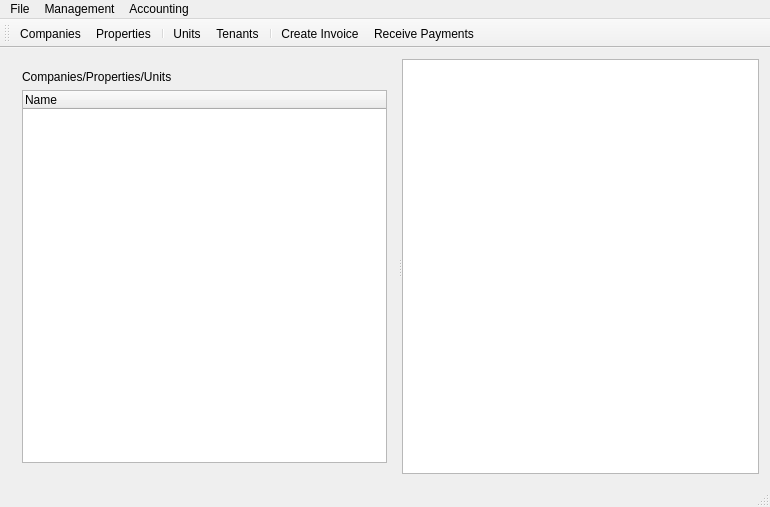
Qt form rentmanagermainwindow.ui (jayjay-w/rentman) before a commit.
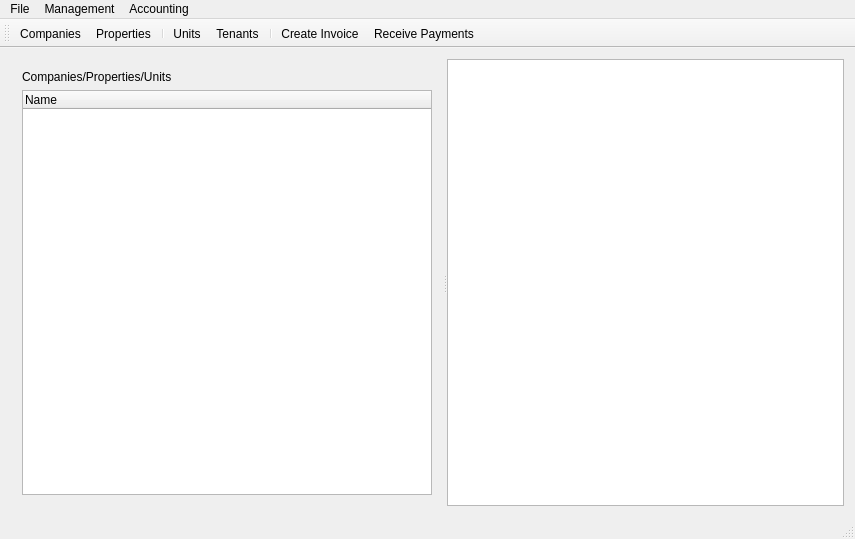
The same form after that commit.

Diff of the .ui file:
```diff
--- a/rentmanagermainwindow.ui
+++ b/rentmanagermainwindow.ui
@@ -6,8 +6,8 @@
    <rect>
     <x>0</x>
     <y>0</y>
-    <width>770</width>
-    <height>507</height>
+    <width>855</width>
+    <height>539</height>
    </rect>
   </property>
   <property name="windowTitle">
@@ -20,7 +20,7 @@
       <property name="orientation">
        <enum>Qt::Horizontal</enum>
       </property>
-      <widget class="QWidget" name="">
+      <widget class="QWidget" name="layoutWidget">
        <layout class="QVBoxLayout" name="verticalLayout">
         <item>
          <widget class="QLabel" name="label">
@@ -50,7 +50,7 @@
     <rect>
      <x>0</x>
      <y>0</y>
-     <width>770</width>
+     <width>855</width>
      <height>22</height>
     </rect>
    </property>
```
Left out of the diff: 6 changed lines with no effect on the pictures.
